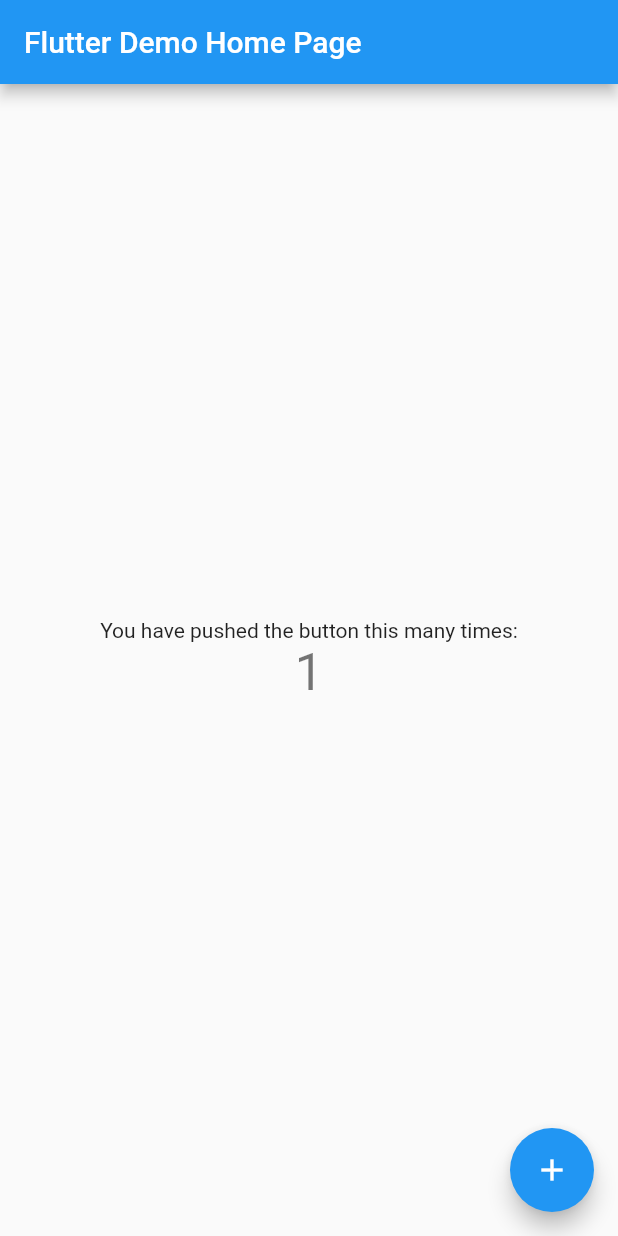
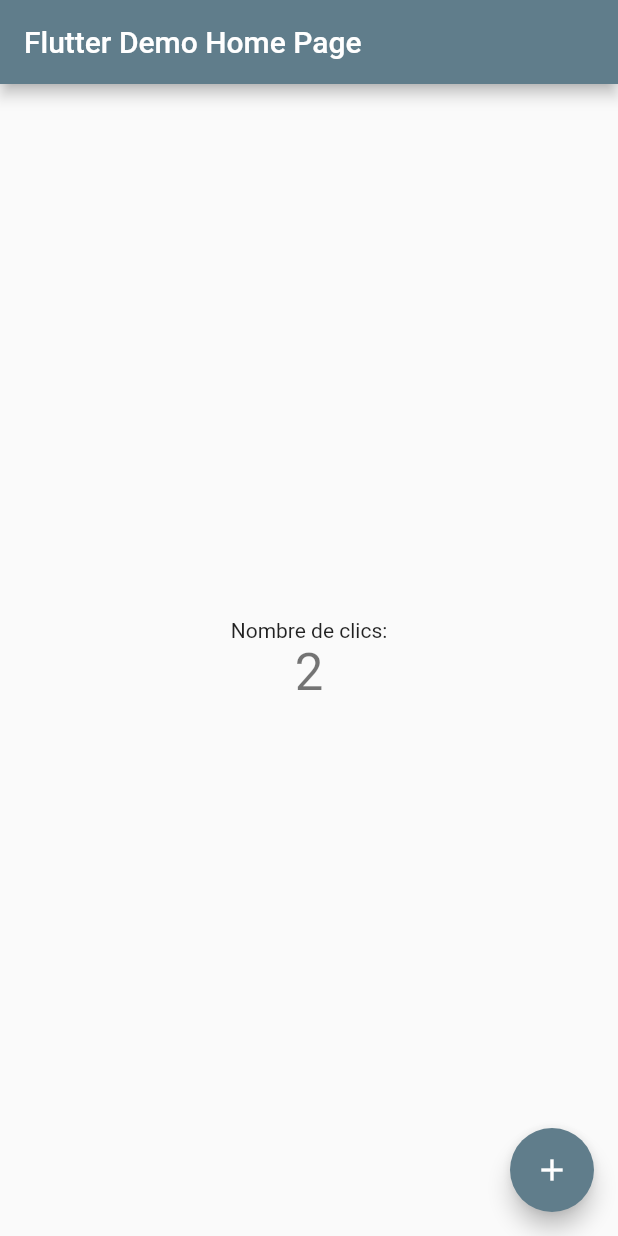
Before and after one commit to HKassogue/recettes_flutter, a Flutter app: the screen it shows after launch, after a tap on the "add" icon, on a phone screen of 412 x 824 dp. Run offline on Flutter 3.47's test engine with Material 2 defaults, Android fonts, the phone set to English and light mode, and no system bars.

Commit message:
Changin main color and increment step

```diff
--- a/lib/main.dart
+++ b/lib/main.dart
@@ -20,7 +20,7 @@ class MyApp extends StatelessWidget {
         // or simply save your changes to "hot reload" in a Flutter IDE).
         // Notice that the counter didn't reset back to zero; the application
         // is not restarted.
-        primarySwatch: Colors.blue,
+        primarySwatch: Colors.blueGrey,
       ),
       home: MyHomePage(title: 'Flutter Demo Home Page'),
     );
@@ -55,7 +55,7 @@ class _MyHomePageState extends State<MyHomePage> {
       // so that the display can reflect the updated values. If we changed
       // _counter without calling setState(), then the build method would not be
       // called again, and so nothing would appear to happen.
-      _counter++;
+      _counter += 2;
     });
   }
 
@@ -94,7 +94,7 @@ class _MyHomePageState extends State<MyHomePage> {
           mainAxisAlignment: MainAxisAlignment.center,
           children: <Widget>[
             Text(
-              'You have pushed the button this many times:',
+              'Nombre de clics:',
             ),
             Text(
               '$_counter',
```
